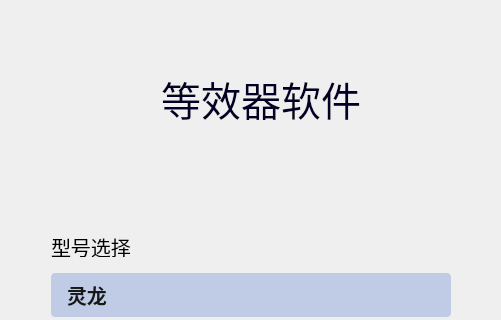
Before: the Qt Designer form 15.SimulationTrainingSys_DEV/src/EquivalentSoft/UI/EquivalenSoftLogin.ui in FakeItUtillMakeIt/QT-example, drawn with Qt 5; both pictures show x 820 to 1321 and y 0 to 320 of the 1321 by 700 pixel window.
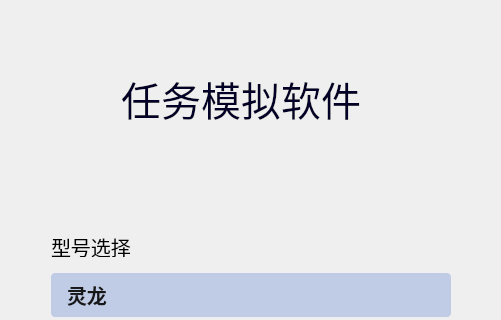
After: the same form once the commit is applied. Icons and pictures are not drawn.

Diff of the .ui file:
```diff
--- a/15.SimulationTrainingSys_DEV/src/EquivalentSoft/UI/EquivalenSoftLogin.ui
+++ b/15.SimulationTrainingSys_DEV/src/EquivalentSoft/UI/EquivalenSoftLogin.ui
@@ -141,9 +141,9 @@
   <widget class="QLabel" name="SoftTypeLable">
    <property name="geometry">
     <rect>
-     <x>960</x>
+     <x>940</x>
      <y>68</y>
-     <width>221</width>
+     <width>241</width>
      <height>60</height>
     </rect>
    </property>
@@ -155,7 +155,7 @@
    </property>
    <property name="maximumSize">
     <size>
-     <width>221</width>
+     <width>1000</width>
      <height>60</height>
     </size>
    </property>
@@ -166,7 +166,7 @@
     </font>
    </property>
    <property name="text">
-    <string>等效器软件</string>
+    <string>任务模拟软件</string>
    </property>
    <property name="textFormat">
     <enum>Qt::AutoText</enum>
```
